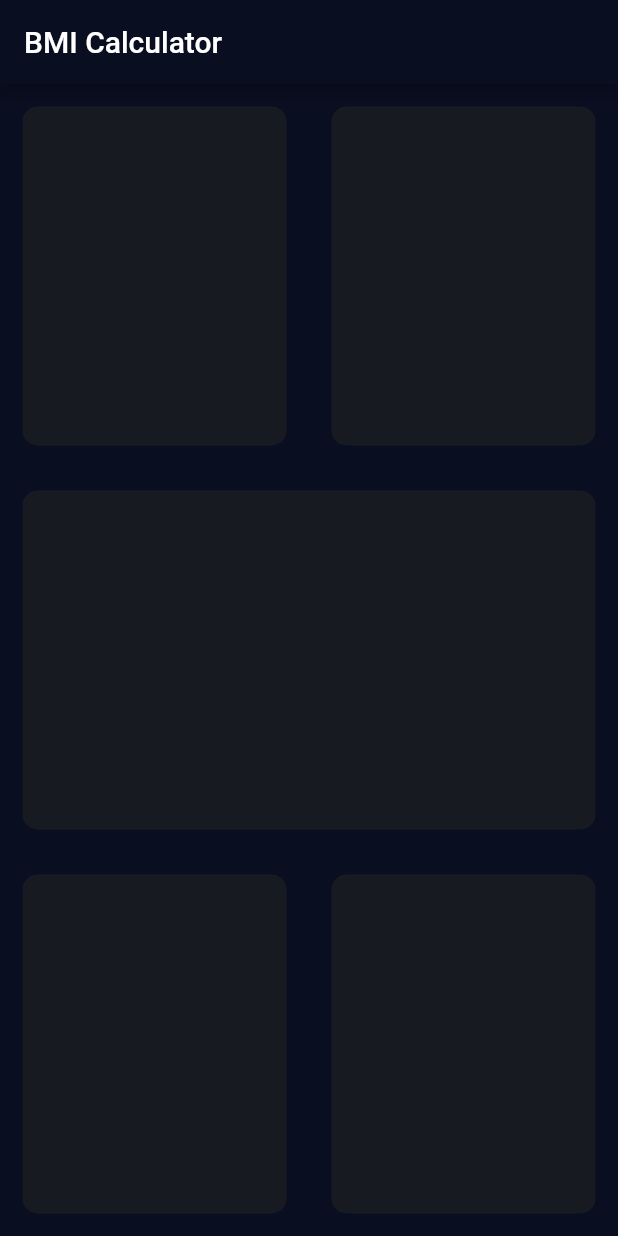
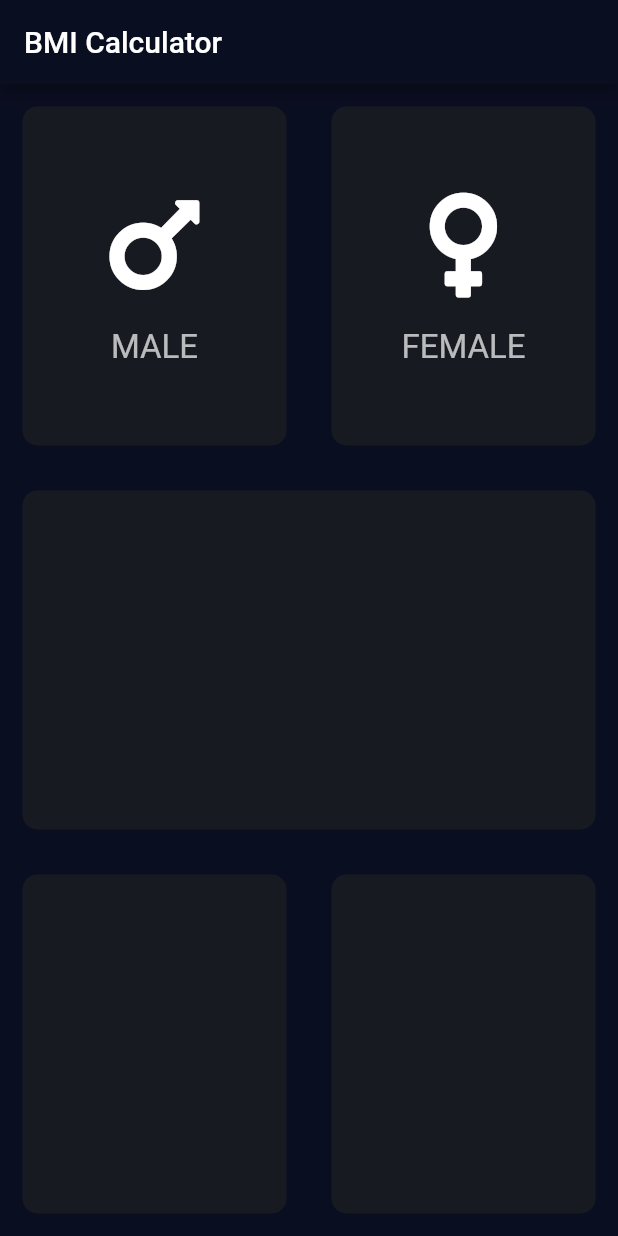
Before and after one commit to kamalnorizan/bmicalculator, a Flutter app: the screen it shows after launch, on a phone screen of 412 x 824 dp. Run offline on Flutter 3.47's test engine with Material 2 defaults, Android fonts, the phone set to English and light mode, and no system bars; our stand-ins replace font_awesome_flutter.

Commit message:
gender icons

```diff
--- a/lib/screens/input_page.dart
+++ b/lib/screens/input_page.dart
@@ -1,4 +1,5 @@
 import 'package:flutter/material.dart';
+import 'package:font_awesome_flutter/font_awesome_flutter.dart';
 import 'package:mybmicalculator/components/reusable_card.dart';
 
 class InputPage extends StatefulWidget {
@@ -22,11 +23,45 @@ class _InputPageState extends State<InputPage> {
                 Expanded(
                   child: ReusableCard(
                     colour: Color(0xFF1DE33),
+                    cardChild: Column(
+                      mainAxisAlignment: MainAxisAlignment.center,
+                      children: [
+                        Icon(
+                          FontAwesomeIcons.mars,
+                          size: 80.0,
+                        ),
+                        SizedBox(
+                          height: 15.0,
+                        ),
+                        Text(
+                          'MALE',
+                          style:
+                              TextStyle(fontSize: 22.0, color: Colors.white70),
+                        ),
+                      ],
+                    ),
                   ),
                 ),
                 Expanded(
                   child: ReusableCard(
                     colour: Color(0xFF1DE33),
+                    cardChild: Column(
+                      mainAxisAlignment: MainAxisAlignment.center,
+                      children: [
+                        Icon(
+                          FontAwesomeIcons.venus,
+                          size: 80.0,
+                        ),
+                        SizedBox(
+                          height: 15.0,
+                        ),
+                        Text(
+                          'FEMALE',
+                          style:
+                              TextStyle(fontSize: 22.0, color: Colors.white70),
+                        ),
+                      ],
+                    ),
                   ),
                 ),
               ],
--- a/pubspec.yaml
+++ b/pubspec.yaml
@@ -3,7 +3,7 @@ description: A new Flutter project.
 
 # The following line prevents the package from being accidentally published to
 # pub.dev using `pub publish`. This is preferred for private packages.
-publish_to: 'none' # Remove this line if you wish to publish to pub.dev
+publish_to: "none" # Remove this line if you wish to publish to pub.dev
 
 # The following defines the version and build number for your application.
 # A version number is three numbers separated by dots, like 1.2.43
@@ -24,10 +24,10 @@ dependencies:
   flutter:
     sdk: flutter
 
-
   # The following adds the Cupertino Icons font to your application.
   # Use with the CupertinoIcons class for iOS style icons.
   cupertino_icons: ^1.0.2
+  font_awesome_flutter: ^8.4.0
 
 dev_dependencies:
   flutter_test:
@@ -38,7 +38,6 @@ dev_dependencies:
 
 # The following section is specific to Flutter.
 flutter:
-
   # The following line ensures that the Material Icons font is
   # included with your application, so that you can use the icons in
   # the material Icons class.
```
Also changed, not shown: pubspec.lock.
